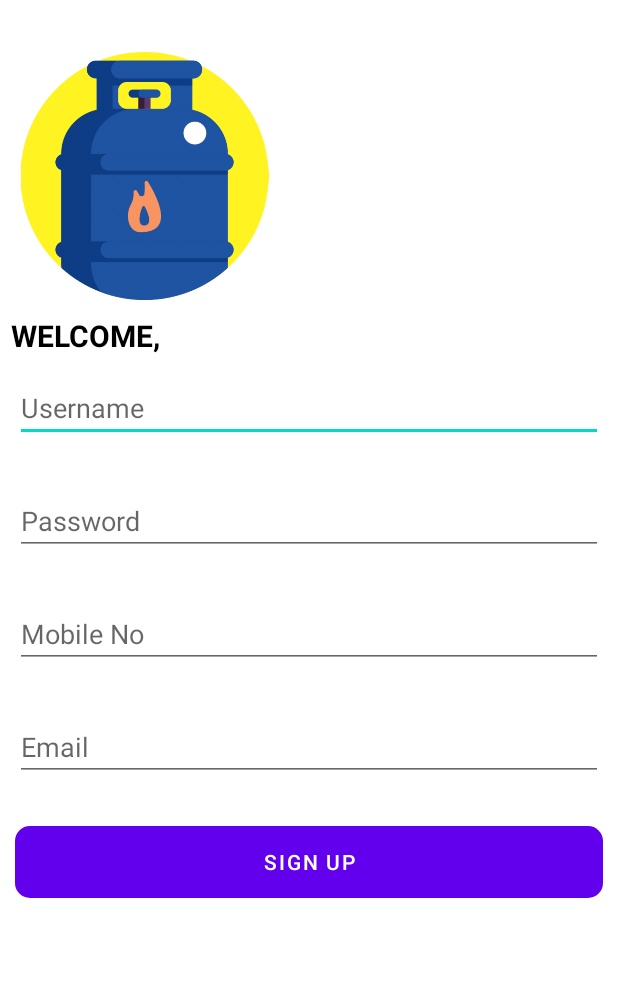
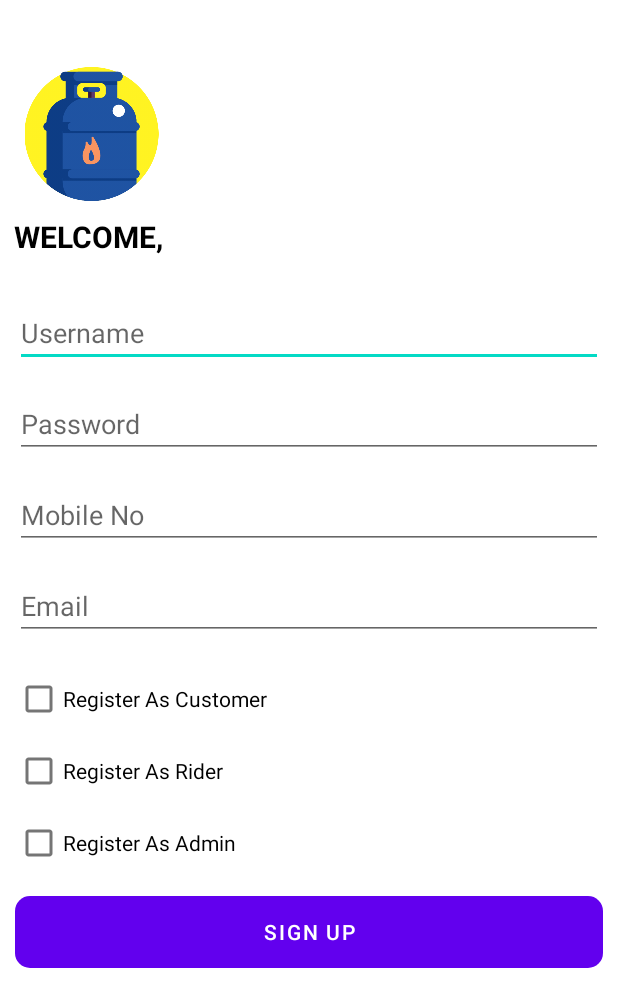
Before and after one commit to NorsyasyaMN/Gas4U_app, an Android app: the SignUpActivity screen opened directly, with no data from a screen before it, on a phone screen of 412 x 824 dp. Shown: the top 1007 px of the screen. Run offline under Robolectric (Android 15) with nearby library versions, the phone set to English and light mode, and no system bars; our stand-ins replace Firebase (no records; nobody signed in at launch, a user with empty details on screens opened directly).

Commit message:
Complete Registration by syasya

```diff
--- a/app/src/main/java/com/example/gas4u/SignInActivity.java
+++ b/app/src/main/java/com/example/gas4u/SignInActivity.java
@@ -108,6 +108,7 @@ public class SignInActivity extends AppCompatActivity {
                 }
                 if(documentSnapshot.get("isRider") != null){
                     startActivity(new Intent(getApplicationContext(), RiderActivity.class));
+                    finish();
                 }
             }
         });
--- a/app/src/main/java/com/example/gas4u/SignUpActivity.java
+++ b/app/src/main/java/com/example/gas4u/SignUpActivity.java
@@ -10,6 +10,9 @@ import android.view.View;
 import android.widget.AdapterView;
 import android.widget.ArrayAdapter;
 import android.widget.Button;
+import android.widget.CheckBox;
+import android.widget.Checkable;
+import android.widget.CompoundButton;
 import android.widget.EditText;
 import android.widget.ProgressBar;
 import android.widget.Spinner;
@@ -37,6 +40,7 @@ public class SignUpActivity extends AppCompatActivity{
     EditText editTextEmail;
     ProgressBar progressBar;
     Button btnSignUp;
+    CheckBox isCustomerBox, isRiderBox, isAdminBox;
 
     FirebaseAuth mAuth;
     FirebaseFirestore fStore;
@@ -53,8 +57,41 @@ public class SignUpActivity extends AppCompatActivity{
         editTextEmail = findViewById(R.id.editTextEmail);
         btnSignUp = findViewById(R.id.signUpBtn);
         progressBar = findViewById(R.id.progressBar);
+        isCustomerBox = findViewById(R.id.checkCustomer);
+        isRiderBox = findViewById(R.id.checkRider);
+        isAdminBox = findViewById(R.id.checkAdmin);
         mAuth = FirebaseAuth.getInstance();
         fStore = FirebaseFirestore.getInstance();
+
+        isCustomerBox.setOnCheckedChangeListener(new CompoundButton.OnCheckedChangeListener() {
+            @Override
+            public void onCheckedChanged(CompoundButton compoundButton, boolean b) {
+                if(compoundButton.isChecked()){
+                    isAdminBox.setChecked(false);
+                    isRiderBox.setChecked(false);
+                }
+            }
+        });
+
+        isAdminBox.setOnCheckedChangeListener(new CompoundButton.OnCheckedChangeListener() {
+            @Override
+            public void onCheckedChanged(CompoundButton compoundButton, boolean b) {
+                if(compoundButton.isChecked()){
+                    isCustomerBox.setChecked(false);
+                    isRiderBox.setChecked(false);
+                }
+            }
+        });
+
+        isRiderBox.setOnCheckedChangeListener(new CompoundButton.OnCheckedChangeListener() {
+            @Override
+            public void onCheckedChanged(CompoundButton compoundButton, boolean b) {
+                if(compoundButton.isChecked()){
+                    isCustomerBox.setChecked(false);
+                    isAdminBox.setChecked(false);
+                }
+            }
+        });
 
         btnSignUp.setOnClickListener(new View.OnClickListener() {
             @Override
@@ -81,6 +118,12 @@ public class SignUpActivity extends AppCompatActivity{
                     editTextEmail.requestFocus();
                 }
 
+                // checkbox validation
+                if(!(isCustomerBox.isChecked() || isAdminBox.isChecked() || isRiderBox.isChecked())){
+                    Toast.makeText(SignUpActivity.this, "Select The Account Type",Toast.LENGTH_SHORT).show();
+                    return;
+                }
+
                 progressBar.setVisibility(View.VISIBLE);
 
                 mAuth.createUserWithEmailAndPassword(editTextEmail.getText().toString(),editTextPassword.getText().toString()).addOnSuccessListener(new OnSuccessListener<AuthResult>() {
@@ -96,7 +139,15 @@ public class SignUpActivity extends AppCompatActivity{
                         userInfo.put("Email", editTextEmail.getText().toString());
                         userInfo.put("PhoneNumber", editTextMobileNo.getText().toString());
                         // Specify if the user is admin
-                        userInfo.put("isUser","1");
+                        if(isCustomerBox.isChecked()){
+                            userInfo.put("isUser","1");
+                        }
+                        if(isAdminBox.isChecked()){
+                            userInfo.put("isAdmin","1");
+                        }
+                        if(isRiderBox.isChecked()){
+                            userInfo.put("isRider","1");
+                        }
                         df.set(userInfo);
                         startActivity(new Intent(getApplicationContext(),SignInActivity.class));
                         finish();
--- a/app/src/main/res/layout/activity_admin.xml
+++ b/app/src/main/res/layout/activity_admin.xml
@@ -14,7 +14,7 @@
         android:layout_marginTop="355dp"
         android:layout_marginEnd="178dp"
         android:layout_marginBottom="357dp"
-        android:text="Admin Dahboard"
+        android:text="Admin Dashboard"
         android:textSize="18sp"
         app:layout_constraintBottom_toBottomOf="parent"
         app:layout_constraintEnd_toEndOf="parent"
--- a/app/src/main/res/layout/activity_sign_up.xml
+++ b/app/src/main/res/layout/activity_sign_up.xml
@@ -9,8 +9,8 @@
 
     <ImageView
         android:id="@+id/imageView"
-        android:layout_width="178dp"
-        android:layout_height="165dp"
+        android:layout_width="103dp"
+        android:layout_height="89dp"
         app:layout_constraintBottom_toBottomOf="parent"
         app:layout_constraintEnd_toEndOf="parent"
         app:layout_constraintHorizontal_bias="0.03"
@@ -53,7 +53,7 @@
         android:id="@+id/editTextPassword"
         android:layout_width="0dp"
         android:layout_height="wrap_content"
-        android:layout_marginTop="30dp"
+        android:layout_marginTop="15dp"
         android:ems="10"
         android:hint="Password"
         android:inputType="textPersonName"
@@ -66,7 +66,7 @@
         android:id="@+id/editTextMobileNo"
         android:layout_width="0dp"
         android:layout_height="wrap_content"
-        android:layout_marginTop="30dp"
+        android:layout_marginTop="15dp"
         android:ems="10"
         android:hint="Mobile No"
         android:inputType="textPersonName"
@@ -78,7 +78,7 @@
         android:id="@+id/editTextEmail"
         android:layout_width="0dp"
         android:layout_height="wrap_content"
-        android:layout_marginTop="30dp"
+        android:layout_marginTop="15dp"
         android:ems="10"
         android:hint="Email"
         android:inputType="textPersonName"
@@ -86,19 +86,58 @@
         app:layout_constraintStart_toStartOf="@+id/editTextMobileNo"
         app:layout_constraintTop_toBottomOf="@+id/editTextMobileNo" />
 
+    <CheckBox
+        android:id="@+id/checkCustomer"
+        android:layout_width="0dp"
+        android:layout_height="wrap_content"
+        android:layout_marginStart="10dp"
+        android:layout_marginTop="15dp"
+        android:layout_marginEnd="10dp"
+        android:text="Register As Customer"
+        app:layout_constraintEnd_toEndOf="parent"
+        app:layout_constraintStart_toStartOf="parent"
+        app:layout_constraintTop_toBottomOf="@+id/editTextEmail" />
+
+    <CheckBox
+        android:id="@+id/checkRider"
+        android:layout_width="0dp"
+        android:layout_height="wrap_content"
+        android:layout_marginStart="10dp"
+        android:layout_marginEnd="10dp"
+        android:text="Register As Rider"
+        app:layout_constraintEnd_toEndOf="parent"
+        app:layout_constraintHorizontal_bias="0.498"
+        app:layout_constraintStart_toStartOf="parent"
+        app:layout_constraintTop_toBottomOf="@+id/checkCustomer" />
+
+    <CheckBox
+        android:id="@+id/checkAdmin"
+        android:layout_width="0dp"
+        android:layout_height="wrap_content"
+        android:layout_marginStart="10dp"
+        android:layout_marginEnd="10dp"
+        android:text="Register As Admin"
+        app:layout_constraintBottom_toBottomOf="parent"
+        app:layout_constraintEnd_toEndOf="parent"
+        app:layout_constraintStart_toStartOf="parent"
+        app:layout_constraintTop_toBottomOf="@+id/checkRider"
+        app:layout_constraintVertical_bias="0.0" />
+
     <Button
         android:id="@+id/signUpBtn"
         android:layout_width="0dp"
         android:layout_height="wrap_content"
-        android:layout_marginTop="30dp"
+        android:layout_marginTop="11dp"
         android:background="@drawable/button_sign_up"
         android:onClick="signupButtonClicked"
         android:text="Sign Up"
         app:backgroundTint="@null"
+        app:layout_constraintBottom_toBottomOf="parent"
         app:layout_constraintEnd_toEndOf="@+id/editTextEmail"
-        app:layout_constraintHorizontal_bias="1.0"
+        app:layout_constraintHorizontal_bias="0.0"
         app:layout_constraintStart_toStartOf="@+id/editTextEmail"
-        app:layout_constraintTop_toBottomOf="@+id/editTextEmail" />
+        app:layout_constraintTop_toBottomOf="@+id/checkAdmin"
+        app:layout_constraintVertical_bias="1.0" />
 
     <ProgressBar
         android:id="@+id/progressBar"
```
